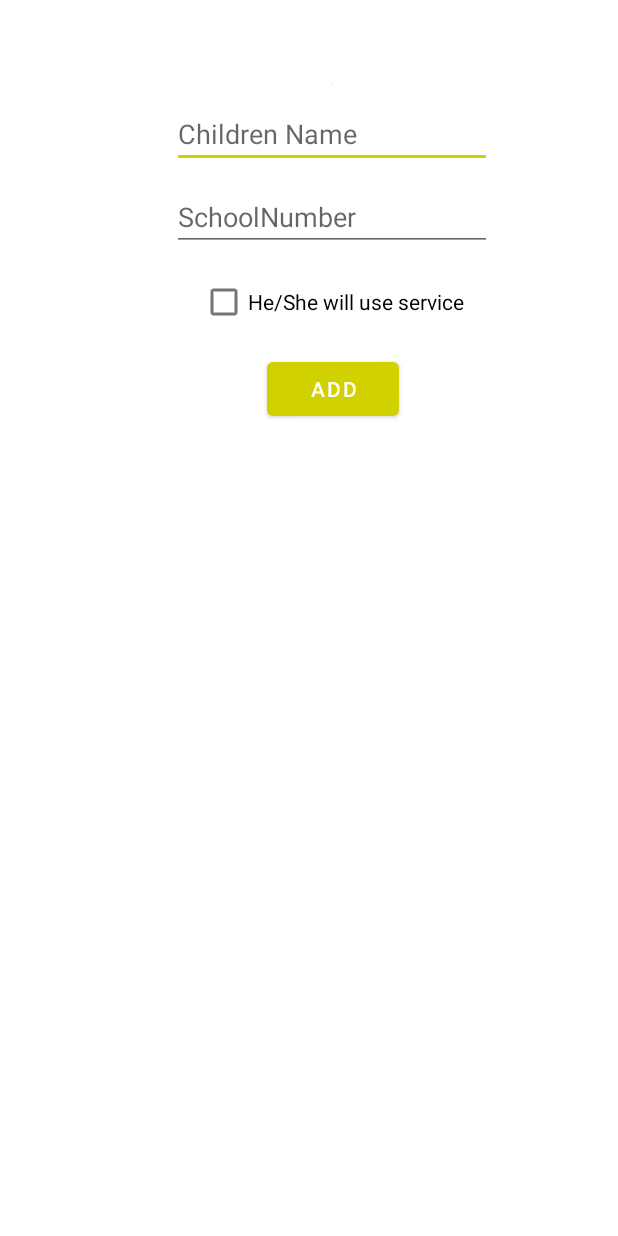
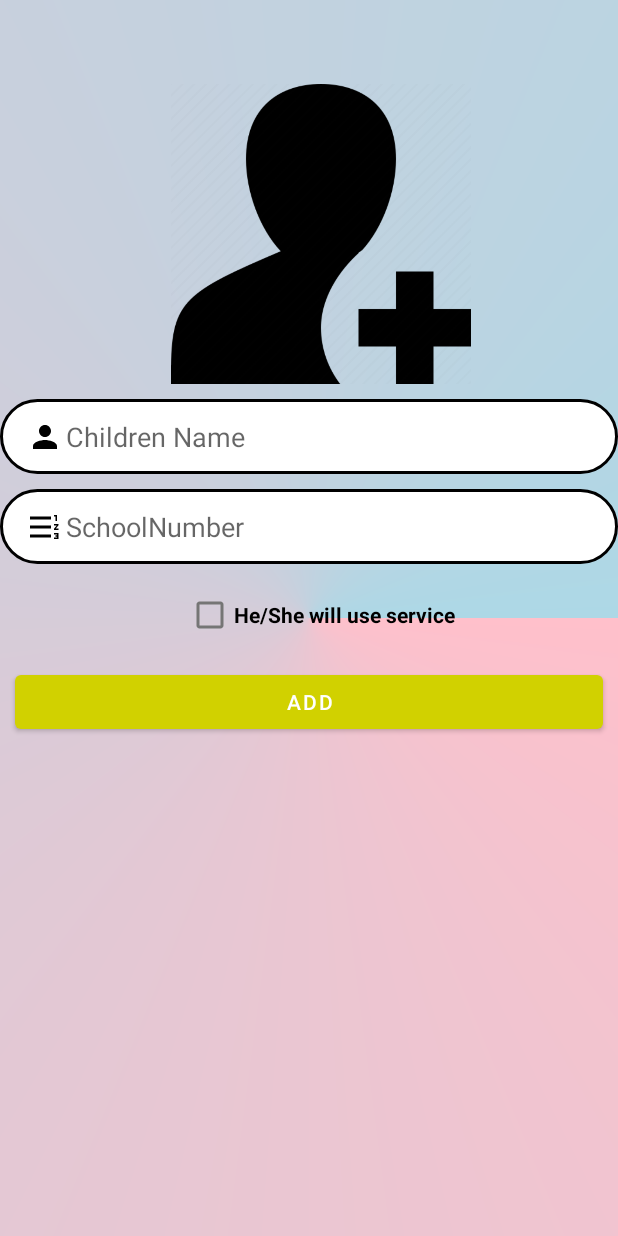
Before and after one commit to ahmetKeskiinn/service-app, an Android app: the layout fragment_add_children.xml on its own in the app's theme, with its tools: preview values and no code run, on a phone screen of 412 x 824 dp. Run offline under Robolectric (Android 15) with nearby library versions, the phone set to English and light mode, and no system bars.

Commit message:
Add Children UI Added

```diff
--- a/app/src/main/java/example/com/serviceapp/di/AppComponent.kt
+++ b/app/src/main/java/example/com/serviceapp/di/AppComponent.kt
@@ -10,14 +10,14 @@ import example.com.serviceapp.di.SharedPrefModule
 import example.com.serviceapp.ui.LoginViewModelModule
 import example.com.serviceapp.ui.SplashFragment
 import example.com.serviceapp.ui.SplashScreenModule
+import example.com.serviceapp.ui.chat.ChatFragment
+import example.com.serviceapp.ui.chat.ChatModule
 import example.com.serviceapp.ui.family.FamilyModule
 import example.com.serviceapp.ui.family.feature.addChild.AddChildrenFragment
 import example.com.serviceapp.ui.family.feature.main.FamilyFragment
 import example.com.serviceapp.ui.family.feature.safetyLocation.SelectSafetyLocationFragment
 import example.com.serviceapp.ui.login.LoginFragment
 import example.com.serviceapp.ui.service.ServiceModule
-import example.com.serviceapp.ui.chat.ChatFragment
-import example.com.serviceapp.ui.chat.ChatModule
 import example.com.serviceapp.ui.service.feature.MainServiceFragment
 import example.com.serviceapp.ui.teacher.TeacherModule
 import example.com.serviceapp.ui.teacher.feature.MainAdminFragment
--- a/app/src/main/java/example/com/serviceapp/ui/chat/ChatFragment.kt
+++ b/app/src/main/java/example/com/serviceapp/ui/chat/ChatFragment.kt
@@ -40,7 +40,7 @@ class ChatFragment : Fragment() {
     private fun initialVM() {
         chatServiceViewModel = ViewModelProvider(this, viewModelFactory).get(ChatViewModel::class.java)
     }
-    private fun initialClickListener(){
+    private fun initialClickListener() {
         binding.sendButton.setOnClickListener {
             binding.sendText.text.clear()
         }
--- a/app/src/main/java/example/com/serviceapp/ui/family/feature/main/FamilyFragment.kt
+++ b/app/src/main/java/example/com/serviceapp/ui/family/feature/main/FamilyFragment.kt
@@ -42,7 +42,7 @@ class FamilyFragment : Fragment() {
         getData()
         super.onViewCreated(view, savedInstanceState)
     }
-    private fun setAnimationInComponents(){
+    private fun setAnimationInComponents() {
         val animationSlideIn = AnimationUtils.loadAnimation(context, R.anim.slide_in_components)
         val animSlideOut = AnimationUtils.loadAnimation(context, R.anim.slide_out_components)
         val animationFadeIn = AnimationUtils.loadAnimation(context, R.anim.fade_in)
@@ -70,7 +70,7 @@ class FamilyFragment : Fragment() {
         binding.safetyLocationCardView.setOnClickListener {
             Navigation.findNavController(it).navigate(R.id.action_mapFragment_to_selectSafetyLocationFragment)
         }
-        binding.chatCardView.setOnClickListener{
+        binding.chatCardView.setOnClickListener {
             Navigation.findNavController(it).navigate(R.id.action_mapFragment_to_chatServiceFragment)
         }
     }
--- a/app/src/main/java/example/com/serviceapp/ui/login/LoginFragment.kt
+++ b/app/src/main/java/example/com/serviceapp/ui/login/LoginFragment.kt
@@ -49,7 +49,7 @@ class LoginFragment : Fragment(), Authentication, AuthenticationStatus {
     private fun initialVM() {
         loginViewModel = ViewModelProvider(this, viewModelFactory).get(LoginViewModel::class.java)
     }
-    private fun setAnimationInComponents(){
+    private fun setAnimationInComponents() {
         val animationFadeIn = AnimationUtils.loadAnimation(context, R.anim.fade_in)
         binding.loginCardView.startAnimation(animationFadeIn)
         binding.schoolBusImage.startAnimation(animationFadeIn)
--- a/app/src/main/java/example/com/serviceapp/ui/service/ServiceModule.kt
+++ b/app/src/main/java/example/com/serviceapp/ui/service/ServiceModule.kt
@@ -5,7 +5,6 @@ import dagger.Binds
 import dagger.Module
 import dagger.multibindings.IntoMap
 import example.com.mapproject.utils.ViewModelKey
-import example.com.serviceapp.ui.chat.ChatViewModel
 import example.com.serviceapp.ui.service.feature.MainServiceViewModel
 
 @Module
--- a/app/src/main/java/example/com/serviceapp/ui/teacher/feature/MainAdminFragment.kt
+++ b/app/src/main/java/example/com/serviceapp/ui/teacher/feature/MainAdminFragment.kt
@@ -41,7 +41,7 @@ class MainAdminFragment : Fragment(), ClickListener {
         getRequestData()
         super.onViewCreated(view, savedInstanceState)
     }
-    private fun setAnimationInComponents(){
+    private fun setAnimationInComponents() {
         val animationSlideOut = AnimationUtils.loadAnimation(context, R.anim.slide_out_components)
         val animationFadeIn = AnimationUtils.loadAnimation(context, R.anim.fade_in)
         binding.addRequestRecyclerView.startAnimation(animationSlideOut)
--- /dev/null
+++ b/app/src/main/res/anim/slide_out_for_back.xml
@@ -0,0 +1,5 @@
+<?xml version="1.0" encoding="utf-8"?>
+<translate xmlns:android="http://schemas.android.com/apk/res/android"
+    android:duration="500"
+    android:fromYDelta="0%p"
+    android:toYDelta="100%p" />
--- /dev/null
+++ b/app/src/main/res/drawable/ic_add_student.xml
@@ -0,0 +1,10 @@
+<vector xmlns:android="http://schemas.android.com/apk/res/android"
+    android:width="24dp"
+    android:height="24dp"
+    android:viewportWidth="24"
+    android:viewportHeight="24"
+    android:tint="@color/black">
+  <path
+      android:fillColor="@android:color/white"
+      android:pathData="M12,12c2.21,0 4,-1.79 4,-4s-1.79,-4 -4,-4 -4,1.79 -4,4 1.79,4 4,4zM12,14c-2.67,0 -8,1.34 -8,4v2h16v-2c0,-2.66 -5.33,-4 -8,-4z"/>
+</vector>
--- /dev/null
+++ b/app/src/main/res/drawable/ic_school_number.xml
@@ -0,0 +1,10 @@
+<vector xmlns:android="http://schemas.android.com/apk/res/android"
+    android:width="24dp"
+    android:height="24dp"
+    android:viewportWidth="24"
+    android:viewportHeight="24"
+    android:tint="@color/black">
+  <path
+      android:fillColor="@android:color/white"
+      android:pathData="M18,17h2v0.5h-1v1h1v0.5h-2v1h3v-4h-3zM19,8h1L20,4h-2v1h1zM18,11h1.8L18,13.1v0.9h3v-1h-1.8l1.8,-2.1L21,10h-3zM2,5h14v2L2,7zM2,17h14v2L2,19zM2,11h14v2L2,13z"/>
+</vector>
--- a/app/src/main/res/layout/fragment_add_children.xml
+++ b/app/src/main/res/layout/fragment_add_children.xml
@@ -4,23 +4,26 @@
     xmlns:tools="http://schemas.android.com/tools"
     android:layout_width="match_parent"
     android:layout_height="match_parent"
+    android:background="@drawable/admin_recyclerview_gradient"
     tools:context=".ui.family.feature.addChild.AddChildrenFragment">
 
     <ImageView
         android:id="@+id/childPhoto"
         android:layout_marginTop="56dp"
-        android:layout_width="wrap_content"
-        android:layout_height="wrap_content"
+        android:layout_width="200dp"
+        android:layout_height="200dp"
         app:layout_constraintEnd_toEndOf="parent"
         app:layout_constraintHorizontal_bias="0.537"
         app:layout_constraintStart_toStartOf="parent"
         app:layout_constraintTop_toTopOf="parent"
-        tools:src="@tools:sample/avatars" />
+        android:src="@drawable/addchildren" />
 
     <EditText
         android:id="@+id/childrenName"
-        android:layout_width="wrap_content"
-        android:layout_height="wrap_content"
+        android:layout_width="match_parent"
+        android:layout_height="50dp"
+        android:background="@drawable/login_edittext_corner"
+        android:paddingStart="44dp"
         android:ems="10"
         android:layout_marginTop="10dp"
         android:inputType="textPersonName"
@@ -31,9 +34,11 @@
 
     <EditText
         android:id="@+id/childrenNumber"
-        android:layout_width="wrap_content"
-        android:layout_height="wrap_content"
+        android:layout_width="match_parent"
+        android:layout_height="50dp"
         android:layout_marginTop="10dp"
+        android:background="@drawable/login_edittext_corner"
+        android:paddingStart="44dp"
         android:ems="10"
         android:hint="@string/schoolNumber"
         android:inputType="number"
@@ -45,6 +50,7 @@
         android:layout_width="wrap_content"
         android:layout_height="wrap_content"
         android:text="@string/service"
+        android:textStyle="bold"
         android:layout_marginTop="10dp"
         app:layout_constraintEnd_toEndOf="@+id/childrenNumber"
         app:layout_constraintStart_toStartOf="@+id/childrenNumber"
@@ -52,13 +58,35 @@
 
     <Button
         android:id="@+id/addButton"
-        android:layout_width="wrap_content"
+        android:layout_width="match_parent"
         android:layout_height="wrap_content"
+        android:layout_marginStart="10dp"
+        android:layout_marginEnd="10dp"
         android:text="@string/add"
         android:layout_marginTop="10dp"
         app:layout_constraintEnd_toEndOf="@+id/serviceCheckBox"
         app:layout_constraintStart_toStartOf="@+id/serviceCheckBox"
         app:layout_constraintTop_toBottomOf="@+id/serviceCheckBox" />
 
+    <ImageView
+        android:id="@+id/imageView"
+        android:layout_width="wrap_content"
+        android:layout_height="wrap_content"
+        android:src="@drawable/ic_add_student"
+        android:layout_marginStart="10dp"
+        app:layout_constraintBottom_toBottomOf="@+id/childrenName"
+        app:layout_constraintStart_toStartOf="@+id/childrenName"
+        app:layout_constraintTop_toTopOf="@+id/childrenName" />
+
+    <ImageView
+        android:id="@+id/imageView4"
+        android:layout_width="wrap_content"
+        android:layout_height="wrap_content"
+        android:src="@drawable/ic_school_number"
+        app:layout_constraintBottom_toBottomOf="@+id/childrenNumber"
+        app:layout_constraintStart_toStartOf="@+id/childrenNumber"
+        app:layout_constraintTop_toTopOf="@+id/childrenNumber"
+        android:layout_marginStart="10dp" />
+
 
 </androidx.constraintlayout.widget.ConstraintLayout>
--- a/app/src/main/res/navigation/nav.xml
+++ b/app/src/main/res/navigation/nav.xml
@@ -33,8 +33,7 @@
         <action
             android:id="@+id/action_addChildrenFragment_to_mapFragment"
             app:destination="@id/mapFragment"
-            app:enterAnim="@anim/slide_out"
-            app:exitAnim="@anim/slide_in"/>
+            app:enterAnim="@anim/slide_in" />
     </fragment>
     <fragment
         android:id="@+id/selectSafetyLocationFragment"
```
Also changed, not shown: app/src/main/java/example/com/serviceapp/ui/SplashFragment.kt (+13 -8 lines), app/src/main/java/example/com/serviceapp/ui/family/feature/addChild/AddChildrenFragment.kt (+10 -0 lines), app/src/main/res/anim/fade_out.xml (added, +8 -0 lines).
